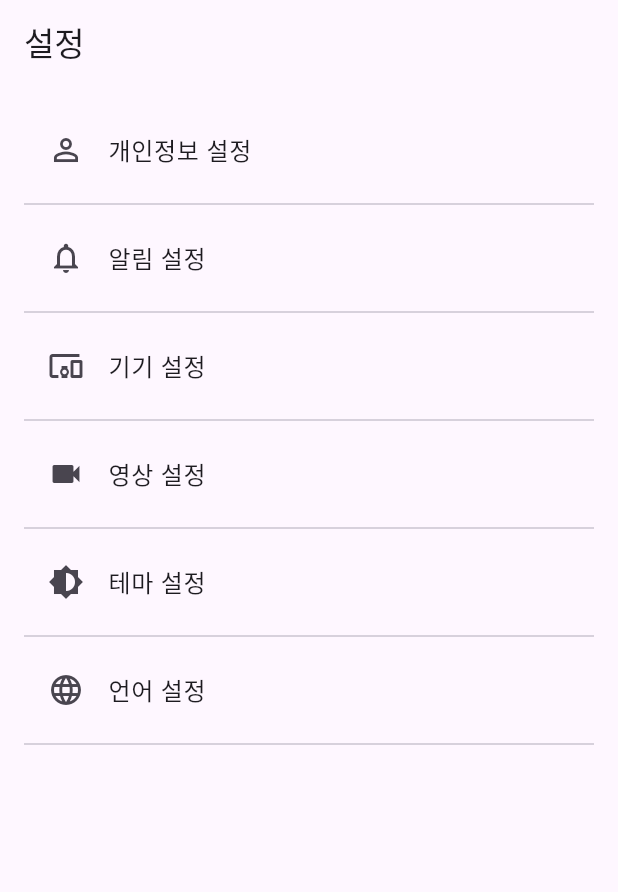
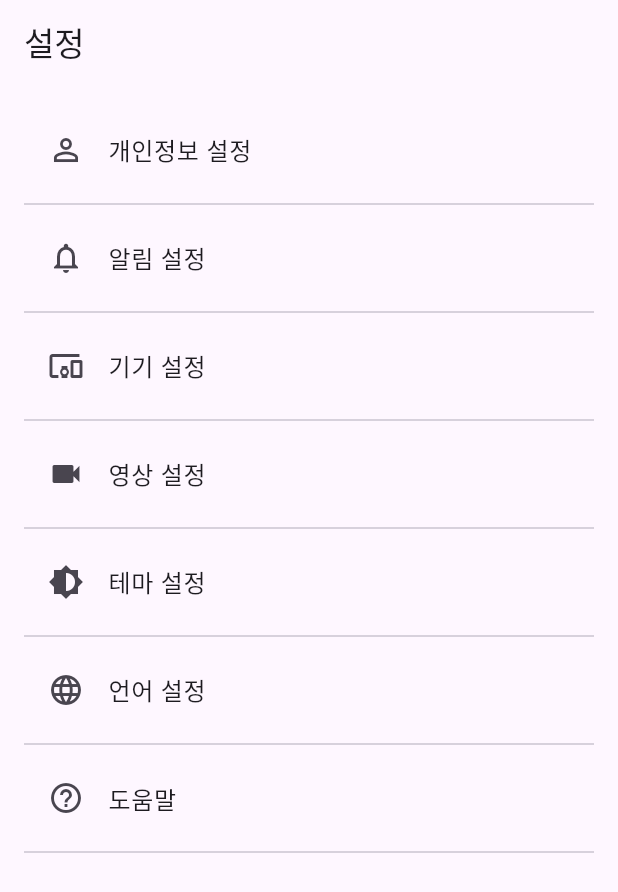
Before and after one commit to jonghun828/cabstone2025_firewatcher, a Flutter app: the SettingPage screen opened directly, on a phone screen of 412 x 824 dp. Shown: the top 892 px of the screen. Run offline on Flutter 3.47's test engine with Material 3 defaults, Android fonts, the phone set to English and light mode, and no system bars.

Commit message:
feat: 설정페이지에 도움말 추가

```diff
--- a/lib/pages/setting_page.dart
+++ b/lib/pages/setting_page.dart
@@ -8,14 +8,13 @@ class SettingPage extends StatelessWidget {
   @override
   Widget build(BuildContext context) {
     return Scaffold(
-      appBar: AppBar( // 설정 페이지 자체에 AppBar를 추가합니다.
+      appBar: AppBar(
         title: const Text('설정'),
-        automaticallyImplyLeading: false, // BottomNavigationBar로 접근되므로 뒤로가기 버튼 숨김
+        automaticallyImplyLeading: false,
       ),
-      body: ListView( // 설정 항목이 많아지면 스크롤 가능하도록 ListView 사용
-        padding: const EdgeInsets.all(16.0), // 전체적인 페이지 패딩
+      body: ListView(
+        padding: const EdgeInsets.all(16.0),
         children: [
-          // 개인정보 설정
           ListTile(
             leading: Icon(Icons.person_outline),
             title: Text('개인정보 설정'),
@@ -26,7 +25,6 @@ class SettingPage extends StatelessWidget {
           ),
           Divider(),
 
-          // 알림 설정
           ListTile(
             leading: Icon(Icons.notifications_none), // 알림 관련 아이콘
             title: Text('알림 설정'),
@@ -37,7 +35,6 @@ class SettingPage extends StatelessWidget {
           ),
           Divider(),
 
-          // 기기 설정
           ListTile(
             leading: Icon(Icons.devices_other),
             title: Text('기기 설정'),
@@ -48,7 +45,6 @@ class SettingPage extends StatelessWidget {
           ),
           Divider(),
 
-          // 영상 설정
           ListTile(
             leading: Icon(Icons.videocam),
             title: Text('영상 설정'),
@@ -59,7 +55,6 @@ class SettingPage extends StatelessWidget {
           ),
           Divider(),
 
-          // 테마 설정
           ListTile(
             leading: Icon(Icons.brightness_6), // 밝기/테마 관련 아이콘
             title: Text('테마 설정'),
@@ -70,7 +65,6 @@ class SettingPage extends StatelessWidget {
           ),
           Divider(),
 
-          // 언어 설정
           ListTile(
             leading: Icon(Icons.language), // 언어 관련 아이콘
             title: Text('언어 설정'),
@@ -80,6 +74,16 @@ class SettingPage extends StatelessWidget {
             },
           ),
           Divider(),
+
+          ListTile(
+            leading: Icon(Icons.help_outline), // 언어 관련 아이콘
+            title: Text('도움말'),
+            onTap: () {
+              print('도움말 메뉴 클릭 -> 도움말 상세 페이지 이동');
+              // TODO: 언어 설정 상세 페이지로 이동
+            },
+          ),
+          Divider(),
         ],
       ),
     );
```
